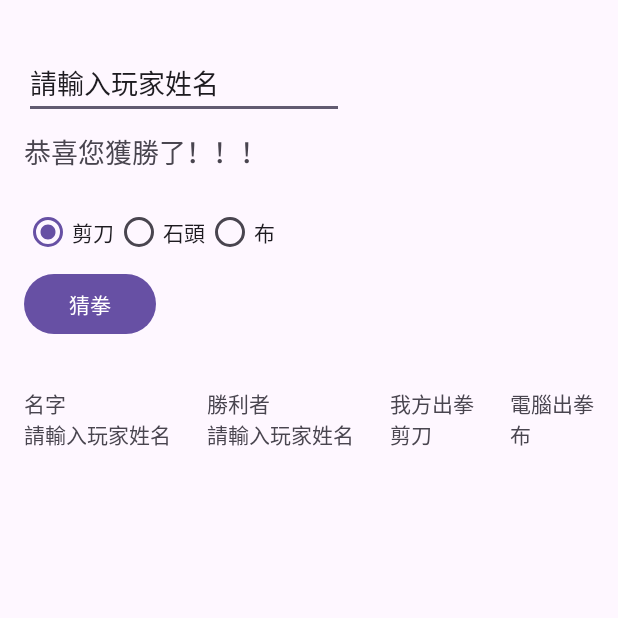
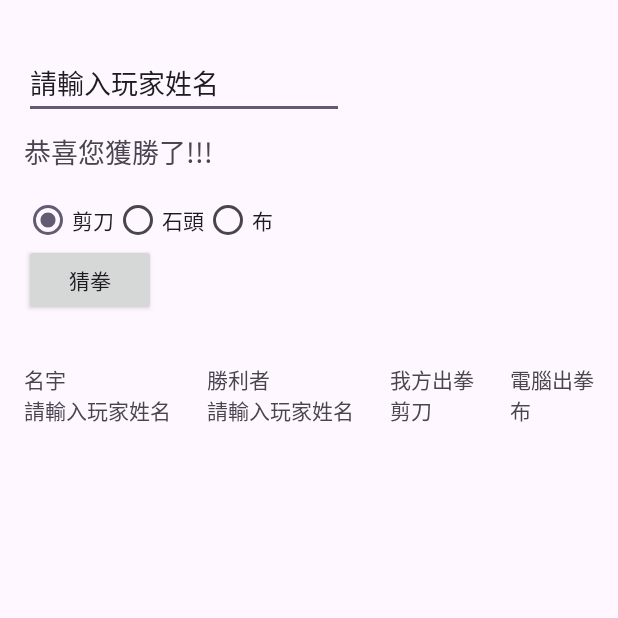
Before and after one commit to 111360150/Lab3_111360150, an Android app: the screen it shows after launch (MainActivity), after a tap on "猜拳", on a phone screen of 412 x 824 dp, the top half of it. Run offline under Robolectric (Android 15) with nearby library versions, the phone set to English and light mode, and no system bars.

```diff
--- /dev/null
+++ b/app/src/main/java/com/example/a111360150_lab2/MainActivity.java
@@ -0,0 +1,79 @@
+package com.example.a111360150_lab2;
+
+import android.app.Activity;
+import android.os.Bundle;
+import android.widget.Button;
+import android.widget.EditText;
+import android.widget.RadioButton;
+import android.widget.TextView;
+
+public class MainActivity extends Activity {
+    private EditText ed_name;
+    private TextView tv_text, tv_name, tv_winner, tv_mmora, tv_cmora;
+    private RadioButton btn_scissor, btn_stone, btn_paper;
+    private Button btn_mora;
+
+    @Override
+    protected void onCreate(Bundle savedInstanceState) {
+        super.onCreate(savedInstanceState);
+        setContentView(R.layout.activity_main);
+        // 連結xml的元件
+        ed_name = findViewById(R.id.ed_name);
+        tv_text = findViewById(R.id.tv_text);
+        tv_name = findViewById(R.id.tv_name);
+        tv_winner = findViewById(R.id.tv_winner);
+        tv_mmora = findViewById(R.id.tv_mmora);
+        tv_cmora = findViewById(R.id.tv_cmora);
+        btn_scissor = findViewById(R.id.btn_scissor);
+        btn_stone = findViewById(R.id.btn_stone);
+        btn_paper = findViewById(R.id.btn_paper);
+        btn_mora = findViewById(R.id.btn_mora);
+
+        btn_mora.setOnClickListener(view -> {
+            //判断宇串是否是空白，如果是，則要求用戶輸入姓名
+            if (ed_name.length() < 1){
+                tv_text.setText("請輸入玩家姓名");
+            } else{
+                //顯示玩家姓名、出拳
+                tv_name.setText(String.format("名宇\n%s",ed_name.getText().toString()));
+
+                if (btn_scissor.isChecked()) {
+                    tv_mmora.setText("我方出拳\n剪刀");
+                } else if (btn_stone.isChecked()) {
+                    tv_mmora.setText("我方出拳\n石頭");
+                } else {
+                    tv_mmora.setText("我方出拳\n布");
+                }
+                // 使用亂數產生電腦出拳，值為0~2。
+                // (Math.random()會產生0~1之間且不含1的亂數。)
+                int computer_random = (int) (Math.random() * 3);
+
+                //顯示電腦出拳
+                if (computer_random == 0) {
+                    tv_cmora.setText("電腦出拳\n剪刀");
+                } else if (computer_random == 1) {
+                    tv_cmora.setText("電腦出拳\n石頭");
+                } else {
+                    tv_cmora.setText("電腦出拳\n布");
+                }
+                //判斷勝負
+                if (( btn_scissor.isChecked() && computer_random == 2) ||
+                        (btn_stone.isChecked() && computer_random == 0) ||
+                        (btn_paper.isChecked() && computer_random == 1)) {
+                    tv_winner.setText("勝利者 \n" + ed_name.getText().toString());
+                    tv_text.setText("恭喜您獲勝了!!!");
+                } else if ((btn_scissor.isChecked() && computer_random == 1) ||
+                        (btn_stone.isChecked() && computer_random == 2) ||
+                        (btn_paper.isChecked() && computer_random == 0)) {
+                    tv_winner.setText("勝利者\n電腦");
+                    tv_text.setText("可惜，電腦獲勝了!");
+                } else {
+                    tv_winner.setText("勝利者\n平手");
+                    tv_text.setText("平局，請再試一次!");
+                }
+            }
+        });
+
+    }
+
+}
--- a/app/src/main/java/com/example/a111360150_lab2/MainActivity.kt
+++ /dev/null
@@ -1,88 +0,0 @@
-package com.example.a111360150_lab2
-
-import android.os.Bundle
-import android.view.View
-import android.widget.Button
-import android.widget.EditText
-import android.widget.RadioButton
-import android.widget.TextView
-import androidx.appcompat.app.AppCompatActivity
-
-
-class MainActivity : AppCompatActivity() {
-    private lateinit var editTextText2: EditText
-    private lateinit var textView3: TextView
-    private lateinit var textView4: TextView
-    private lateinit var textView5: TextView
-    private lateinit var textView6: TextView
-    private lateinit var textView7: TextView
-    private lateinit var radioButton: RadioButton
-    private lateinit var radioButton2: RadioButton
-    private lateinit var radioButton3: RadioButton
-    private lateinit var button2: Button
-
-    override fun onCreate(savedInstanceState: Bundle?) {
-        super.onCreate(savedInstanceState);
-        setContentView(R.layout.activity_main);
-
-        editTextText2 = findViewById<EditText>(R.id.editTextText2);
-
-        textView3 = findViewById<TextView>(R.id.textView3);
-        textView4 = findViewById<TextView>(R.id.textView4);
-        textView5 = findViewById<TextView>(R.id.textView5);
-        textView6 = findViewById<TextView>(R.id.textView6);
-        textView7 = findViewById<TextView>(R.id.textView7);
-
-        radioButton = findViewById<RadioButton>(R.id.radioButton);
-        radioButton2 = findViewById<RadioButton>(R.id.radioButton2);
-        radioButton3 = findViewById<RadioButton>(R.id.radioButton3);
-
-        button2 = findViewById<Button>(R.id.button2);
-
-        button2.setOnClickListener(View.OnClickListener {
-            if (editTextText2.length() < 1) {
-                textView3.setText("請輸入玩家姓名")
-            } else {
-                textView4.setText(String.format("名字\n%s", editTextText2.getText().toString()))
-
-                if (radioButton.isChecked()) {
-                    textView6.setText("我方出拳\n剪刀")
-                } else if (radioButton2.isChecked()) {
-                    textView6.setText("我方出拳\n石頭")
-                } else {
-                    textView6.setText("我方出拳\n布")
-                }
-                val computer_random = (Math.random() * 3).toInt()
-                if (computer_random == 0) {
-                    textView7.setText("電腦出拳\n剪刀")
-                } else if (computer_random == 1) {
-                    textView7.setText("電腦出拳\n石頭")
-                } else {
-                    textView7.setText("電腦出拳\n布")
-                }
-
-                if ((radioButton.isChecked() && computer_random == 2) ||
-                    (radioButton2.isChecked() && computer_random == 0) ||
-                    (radioButton3.isChecked() && computer_random == 1)
-                ) {
-                    textView5.setText(
-                        """
-                            勝利者
-                            ${editTextText2.getText()}
-                            """.trimIndent()
-                    )
-                    textView3.setText("恭喜您獲勝了！！！")
-                } else if ((radioButton.isChecked() && computer_random == 1) ||
-                    (radioButton2.isChecked() && computer_random == 2) ||
-                    (radioButton3.isChecked() && computer_random == 0)
-                ) {
-                    textView5.setText("勝利者\n電腦")
-                    textView3.setText("可惜，電腦獲勝了！")
-                } else {
-                    textView5.setText("勝利者\n平手")
-                    textView3.setText("平局，請再試一次！")
-                }
-            }
-        })
-    }
-}
--- a/app/src/main/res/layout/activity_main.xml
+++ b/app/src/main/res/layout/activity_main.xml
@@ -8,7 +8,7 @@
     tools:context=".MainActivity">
 
     <EditText
-        android:id="@+id/editTextText2"
+        android:id="@+id/ed_name"
         android:layout_width="wrap_content"
         android:layout_height="wrap_content"
         android:layout_marginStart="16dp"
@@ -20,14 +20,14 @@
         app:layout_constraintTop_toTopOf="parent" />
 
     <TextView
-        android:id="@+id/textView3"
+        android:id="@+id/tv_text"
         android:layout_width="wrap_content"
         android:layout_height="wrap_content"
         android:layout_marginTop="8dp"
         android:text="請輸入姓名以開始遊戲"
         android:textSize="18sp"
-        app:layout_constraintStart_toStartOf="@+id/editTextText2"
-        app:layout_constraintTop_toBottomOf="@+id/editTextText2" />
+        app:layout_constraintStart_toStartOf="@+id/ed_name"
+        app:layout_constraintTop_toBottomOf="@+id/ed_name" />
 
     <RadioGroup
         android:id="@+id/radioGroup"
@@ -35,12 +35,12 @@
         android:layout_height="wrap_content"
         android:layout_marginTop="16dp"
         android:orientation="horizontal"
-        app:layout_constraintStart_toStartOf="@+id/textView3"
-        app:layout_constraintTop_toBottomOf="@+id/textView3"
+        app:layout_constraintStart_toStartOf="@+id/tv_text"
+        app:layout_constraintTop_toBottomOf="@+id/tv_text"
         >
 
         <RadioButton
-            android:id="@+id/radioButton"
+            android:id="@+id/btn_scissor"
             android:layout_width="wrap_content"
             android:layout_height="wrap_content"
             android:layout_weight="1"
@@ -48,14 +48,14 @@
             android:text="剪刀" />
 
         <RadioButton
-            android:id="@+id/radioButton2"
+            android:id="@+id/btn_stone"
             android:layout_width="wrap_content"
             android:layout_height="wrap_content"
             android:layout_weight="1"
             android:text="石頭" />
 
         <RadioButton
-                android:id="@+id/radioButton3"
+                android:id="@+id/btn_paper"
                 android:layout_width="wrap_content"
                 android:layout_height="wrap_content"
                 android:layout_weight="1"
@@ -66,7 +66,7 @@
 
 
     <Button
-        android:id="@+id/button2"
+        android:id="@+id/btn_mora"
         android:layout_width="wrap_content"
         android:layout_height="wrap_content"
         android:text="猜拳"
@@ -75,40 +75,40 @@
         />
 
     <TextView
-        android:id="@+id/textView4"
+        android:id="@+id/tv_name"
         android:layout_width="wrap_content"
         android:layout_height="wrap_content"
         android:layout_marginTop="32dp"
         android:text="名字"
-        app:layout_constraintStart_toStartOf="@+id/button2"
-        app:layout_constraintTop_toBottomOf="@+id/button2"
+        app:layout_constraintStart_toStartOf="@+id/btn_mora"
+        app:layout_constraintTop_toBottomOf="@+id/btn_mora"
         />
 
     <TextView
-        android:id="@+id/textView5"
+        android:id="@+id/tv_winner"
         android:layout_width="wrap_content"
         android:layout_height="wrap_content"
         android:layout_marginStart="24dp"
         android:text="勝利者"
-        app:layout_constraintStart_toEndOf="@+id/textView4"
-        app:layout_constraintTop_toTopOf="@+id/textView4"
+        app:layout_constraintStart_toEndOf="@+id/tv_name"
+        app:layout_constraintTop_toTopOf="@+id/tv_name"
         />
 
     <TextView
-        android:id="@+id/textView6"
+        android:id="@+id/tv_mmora"
         android:layout_width="wrap_content"
         android:layout_height="wrap_content"
         android:layout_marginStart="24dp"
         android:text="我方出拳"
-        app:layout_constraintStart_toEndOf="@+id/textView5"
-        app:layout_constraintTop_toTopOf="@+id/textView5"/>
+        app:layout_constraintStart_toEndOf="@+id/tv_winner"
+        app:layout_constraintTop_toTopOf="@+id/tv_winner"/>
 
     <TextView
-        android:id="@+id/textView7"
+        android:id="@+id/tv_cmora"
         android:layout_width="wrap_content"
         android:layout_height="wrap_content"
         android:layout_marginStart="24dp"
         android:text="電腦出拳"
-        app:layout_constraintStart_toEndOf="@+id/textView6"
-        app:layout_constraintTop_toTopOf="@+id/textView6"/>
+        app:layout_constraintStart_toEndOf="@+id/tv_mmora"
+        app:layout_constraintTop_toTopOf="@+id/tv_mmora"/>
 </androidx.constraintlayout.widget.ConstraintLayout>
```
